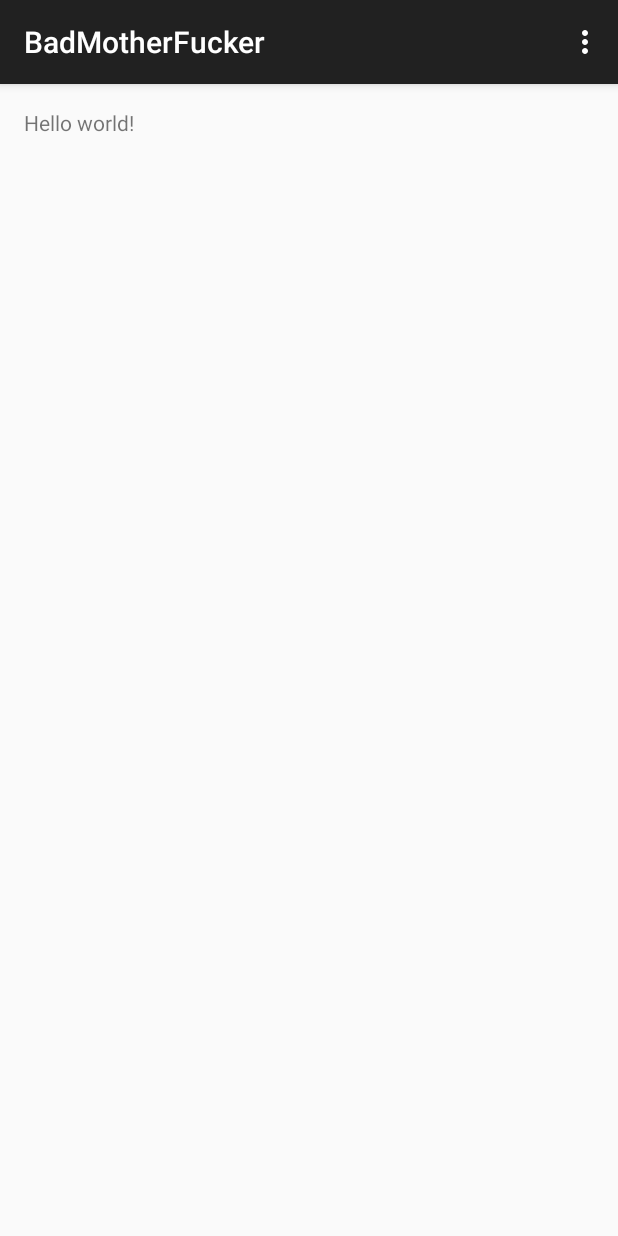
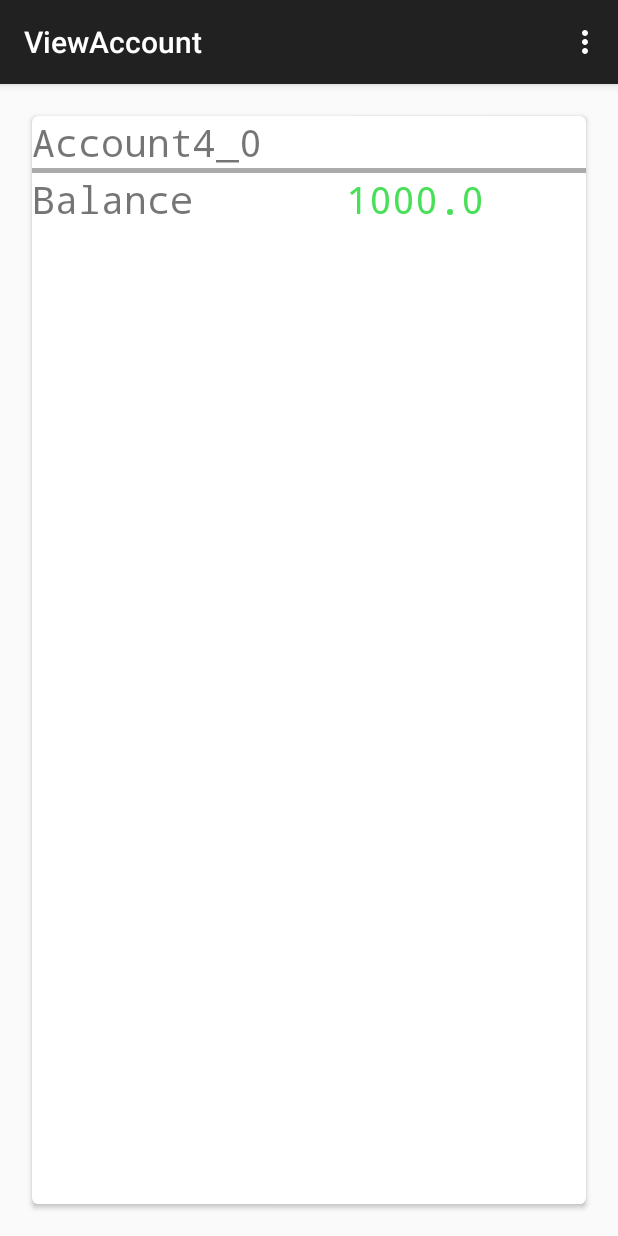
Before and after one commit to avs20/Accurate-Expense-Manager, an Android app: the screen it shows after launch (MainActivity before the commit, ViewAccount after it), on a phone screen of 412 x 824 dp. Run offline under Robolectric (Android 15) with nearby library versions, the phone set to English and light mode, and no system bars.

Commit message:
Adding the RecyclerView for viewing a list of accounts. The accounts are generated by Adpater and the data is shown in ListManager.

```diff
--- a/app/build.gradle
+++ b/app/build.gradle
@@ -21,5 +21,8 @@ android {
 
 dependencies {
     compile fileTree(dir: 'libs', include: ['*.jar'])
-    compile 'com.android.support:appcompat-v7:21.0.3'
+    compile 'com.android.support:appcompat-v7:22.0.0'
+    compile 'com.android.support:recyclerview-v7:22.0.0'
+    compile 'com.android.support:cardview-v7:22.0.0'
+
 }
--- a/app/src/main/AndroidManifest.xml
+++ b/app/src/main/AndroidManifest.xml
@@ -16,6 +16,10 @@
                 <category android:name="android.intent.category.LAUNCHER" />
             </intent-filter>
         </activity>
+        <activity
+            android:name=".Activity.ViewAccount"
+            android:label="@string/title_activity_view_account" >
+        </activity>
     </application>
 
 </manifest>
--- /dev/null
+++ b/app/src/main/java/siolabs/badmotherfucker/Activity/ViewAccount.java
@@ -0,0 +1,71 @@
+package siolabs.badmotherfucker.Activity;
+
+import android.support.v7.app.ActionBarActivity;
+import android.support.v7.widget.LinearLayoutManager;
+import android.support.v7.widget.RecyclerView;
+import android.os.Bundle;
+import android.util.Log;
+import android.view.Menu;
+import android.view.MenuItem;
+
+import java.util.ArrayList;
+import java.util.List;
+
+import siolabs.badmotherfucker.Adapter.AccountAdapter;
+import siolabs.badmotherfucker.Entity.Account;
+import siolabs.badmotherfucker.R;
+
+public class ViewAccount extends ActionBarActivity {
+
+    @Override
+    protected void onCreate(Bundle savedInstanceState) {
+        super.onCreate(savedInstanceState);
+        setContentView(R.layout.activity_view_account);
+
+        RecyclerView accRecyclerView = (RecyclerView)findViewById(R.id.accountList);
+        accRecyclerView.setHasFixedSize(true);
+        LinearLayoutManager accountLlm = new LinearLayoutManager(this);
+        accountLlm.setOrientation(LinearLayoutManager.VERTICAL);
+
+        accRecyclerView.setLayoutManager(accountLlm);
+
+        AccountAdapter aa = new AccountAdapter(createAccount(4));
+
+        accRecyclerView.setAdapter(aa);
+    }
+
+    private List<Account> createAccount(int i) {
+        List<Account> accList = new ArrayList<Account>();
+        for(int j = 0; j<i;j++){
+            Account ac = new Account();
+            ac.setAccountName("Account" + i + "_" + j);
+            ac.setBalanceAmt(1000);
+            accList.add(ac);
+        }
+        Log.d("DEBUG","Size of list "+ accList.size());
+        return  accList;
+    }
+
+
+    @Override
+    public boolean onCreateOptionsMenu(Menu menu) {
+        // Inflate the menu; this adds items to the action bar if it is present.
+        getMenuInflater().inflate(R.menu.menu_view_account, menu);
+        return true;
+    }
+
+    @Override
+    public boolean onOptionsItemSelected(MenuItem item) {
+        // Handle action bar item clicks here. The action bar will
+        // automatically handle clicks on the Home/Up button, so long
+        // as you specify a parent activity in AndroidManifest.xml.
+        int id = item.getItemId();
+
+        //noinspection SimplifiableIfStatement
+        if (id == R.id.action_settings) {
+            return true;
+        }
+
+        return super.onOptionsItemSelected(item);
+    }
+}
--- /dev/null
+++ b/app/src/main/java/siolabs/badmotherfucker/Adapter/AccountAdapter.java
@@ -0,0 +1,68 @@
+package siolabs.badmotherfucker.Adapter;
+
+import android.support.v7.widget.RecyclerView;
+import android.view.LayoutInflater;
+import android.view.View;
+import android.view.ViewGroup;
+import android.widget.TextView;
+
+import java.util.List;
+
+import siolabs.badmotherfucker.Entity.Account;
+import siolabs.badmotherfucker.R;
+
+/**
+ * Created by ashutoshsingh on 08-04-2015.
+ * The adapter class for the recycler view*
+ */
+public class AccountAdapter extends RecyclerView.Adapter<AccountAdapter.AccountViewHolder> {
+
+    private List<Account> accList;
+
+    public AccountAdapter(List<Account> accountList){
+        this.accList = accountList;
+
+    }
+
+    @Override
+    public AccountViewHolder onCreateViewHolder(ViewGroup viewGroup, int i) {
+        View itemView = LayoutInflater.
+                from(viewGroup.getContext()).
+                inflate(R.layout.account_card_layout, viewGroup, false);
+
+        return new AccountViewHolder(itemView);
+    }
+
+    @Override
+    public void onBindViewHolder(AccountViewHolder amountViewHolder, int i) {
+
+        Account acc = accList.get(i);
+        amountViewHolder.balText.setText("Balance");
+        amountViewHolder.accountName.setText(acc.getAccountName());
+        amountViewHolder.balance.setText(acc.getBalanceAmt()+"");
+
+    }
+
+    @Override
+    public int getItemCount() {
+        return accList.size();
+    }
+
+    //Class for the view holder pattern
+    public static class AccountViewHolder extends RecyclerView.ViewHolder {
+
+        protected TextView accountName;
+        protected TextView balance;
+        protected TextView balText;
+        protected View divider;
+
+
+        public AccountViewHolder(View itemView) {
+            super(itemView);
+            accountName = (TextView) itemView.findViewById(R.id.accNameTextView);
+            balance = (TextView) itemView.findViewById(R.id.accAmountTextView);
+            balText = (TextView) itemView.findViewById(R.id.accBalTextView);
+
+        }
+    }
+}
--- /dev/null
+++ b/app/src/main/java/siolabs/badmotherfucker/Entity/Account.java
@@ -0,0 +1,41 @@
+package siolabs.badmotherfucker.Entity;
+
+/**
+ * Created by ashutoshsingh on 08-04-2015.
+ * The class to manage the accounts
+ */
+public class Account {
+
+
+
+    private int id;
+    private String accountName;
+    private float balanceAmt;
+
+
+    public int getId() {
+        return id;
+    }
+
+    public void setId(int id) {
+        this.id = id;
+    }
+
+    public float getBalanceAmt() {
+        return balanceAmt;
+    }
+
+    public void setBalanceAmt(float balanceAmt) {
+        this.balanceAmt = balanceAmt;
+    }
+
+
+
+    public String getAccountName() {
+        return accountName;
+    }
+
+    public void setAccountName(String accountName) {
+        this.accountName = accountName;
+    }
+}
--- a/app/src/main/java/siolabs/badmotherfucker/MainActivity.java
+++ b/app/src/main/java/siolabs/badmotherfucker/MainActivity.java
@@ -1,17 +1,60 @@
 package siolabs.badmotherfucker;
 
+import android.content.Intent;
+import android.content.SharedPreferences;
 import android.support.v7.app.ActionBarActivity;
 import android.os.Bundle;
+import android.util.Log;
 import android.view.Menu;
 import android.view.MenuItem;
+
+import siolabs.badmotherfucker.Activity.ViewAccount;
 
 
 public class MainActivity extends ActionBarActivity {
 
+
+    public enum AppStart {
+        FIRST_TIME, FIRST_TIME_VERSION, NORMAL;
+    }
+
+    //variable to check if the app is opened for first time
+    final String PREFS_NAME = "MyPrefsFile";
+
+
+
     @Override
     protected void onCreate(Bundle savedInstanceState) {
         super.onCreate(savedInstanceState);
+        SharedPreferences settings = getSharedPreferences(PREFS_NAME, 0);
         setContentView(R.layout.activity_main);
+
+        //code to check if it is the first time
+        if (settings.getBoolean("isFirstTime", true)) {
+            //the app is being launched for first time, do something
+            Log.d("Comments", "First time");
+            // first time task
+            //TODO  Create Accounts
+            /*
+            1.Move to ViewAccount activity
+            */
+            // TODO Populate Categories
+            Intent i = new Intent(this,ViewAccount.class);
+            startActivity(i);
+
+
+            // record the fact that the app has been started at least once
+            settings.edit().putBoolean("isFirstTime", false).commit();
+        }
+        //now go with the normal Flow
+        // TODO Show the Category List for showing the Categories with amount spend
+        /*
+         Open the ViewCategorizedSummary Activity
+         */
+        Intent i = new Intent(this,ViewAccount.class);
+        startActivity(i);
+
+
     }
 
 
--- /dev/null
+++ b/app/src/main/res/layout/account_card_layout.xml
@@ -0,0 +1,71 @@
+<?xml version="1.0" encoding="utf-8"?>
+<android.support.v7.widget.CardView
+    xmlns:card_view="http://schemas.android.com/apk/res-auto"
+    xmlns:android="http://schemas.android.com/apk/res/android"
+    android:id="@+id/amt_card_view"
+    android:layout_width="match_parent"
+    android:layout_height="match_parent"
+    card_view:cardCornerRadius="4dp"
+    android:layout_margin="5dp"
+    >
+    <RelativeLayout android:layout_width="wrap_content"
+        android:layout_height="wrap_content"
+        android:id="@+id/relativeLayout">
+
+
+        <TextView
+            android:layout_width="fill_parent"
+            android:layout_height="wrap_content"
+            android:text="New Text"
+            android:id="@+id/accNameTextView"
+            android:layout_alignParentRight="true"
+            android:layout_alignParentEnd="true"
+            android:layout_marginEnd="190dp"
+            android:layout_alignParentTop="true"
+            android:layout_alignParentLeft="true"
+            android:layout_alignParentStart="true"
+            android:textSize="25dp"
+            android:layout_marginRight="190dp"
+            android:typeface="monospace"
+            android:textColorHighlight="#ff2493ff" />
+
+        <View
+            android:id="@+id/accCardDivider"
+            android:layout_width="fill_parent"
+            android:layout_height="3dp"
+            android:background="@android:color/darker_gray"
+            android:layout_below="@+id/accNameTextView"
+            android:layout_alignParentLeft="true"
+            android:layout_alignParentStart="true" />
+        <TextView
+            android:layout_width="fill_parent"
+            android:layout_height="wrap_content"
+            android:text="Balance Amount"
+            android:id="@+id/accBalTextView"
+            android:textSize="25dp"
+            android:typeface="monospace"
+
+            android:layout_below="@+id/accCardDivider"
+            android:layout_alignParentLeft="true"
+            android:layout_alignParentStart="true" />
+
+        <TextView
+            android:layout_width="fill_parent"
+            android:layout_height="wrap_content"
+            android:text=" "
+            android:id="@+id/accAmountTextView"
+            android:textSize="25dp"
+            android:typeface="monospace"
+
+            android:layout_below="@+id/accCardDivider"
+            android:layout_toRightOf="@+id/accBalTextView"
+            android:layout_alignParentLeft="true"
+            android:layout_alignParentStart="true"
+            android:layout_marginLeft="209dp"
+            android:layout_marginStart="209dp"
+            android:textColor="#ff4adf58" />
+    </RelativeLayout>
+
+
+
+</android.support.v7.widget.CardView>
--- /dev/null
+++ b/app/src/main/res/layout/activity_view_account.xml
@@ -0,0 +1,16 @@
+<RelativeLayout xmlns:android="http://schemas.android.com/apk/res/android"
+    xmlns:tools="http://schemas.android.com/tools" android:layout_width="match_parent"
+    android:layout_height="match_parent" android:paddingLeft="@dimen/activity_horizontal_margin"
+    android:paddingRight="@dimen/activity_horizontal_margin"
+    android:paddingTop="@dimen/activity_vertical_margin"
+    android:paddingBottom="@dimen/activity_vertical_margin"
+    tools:context="siolabs.badmotherfucker.Activity.ViewAccount">
+
+    <!-- Adding a recycler view -->
+    <android.support.v7.widget.RecyclerView
+        android:id="@+id/accountList"
+        android:layout_width="match_parent"
+        android:layout_height="match_parent"
+        />
+
+</RelativeLayout>
--- /dev/null
+++ b/app/src/main/res/menu/menu_view_account.xml
@@ -0,0 +1,7 @@
+<menu xmlns:android="http://schemas.android.com/apk/res/android"
+    xmlns:app="http://schemas.android.com/apk/res-auto"
+    xmlns:tools="http://schemas.android.com/tools"
+    tools:context="siolabs.badmotherfucker.Activity.ViewAccount">
+    <item android:id="@+id/action_settings" android:title="@string/action_settings"
+        android:orderInCategory="100" app:showAsAction="never" />
+</menu>
--- a/app/src/main/res/values/strings.xml
+++ b/app/src/main/res/values/strings.xml
@@ -4,5 +4,6 @@
     <string name="app_name">BadMotherFucker</string>
     <string name="hello_world">Hello world!</string>
     <string name="action_settings">Settings</string>
+    <string name="title_activity_view_account">ViewAccount</string>
 
 </resources>
```
Also changed, not shown: 1 other file.
